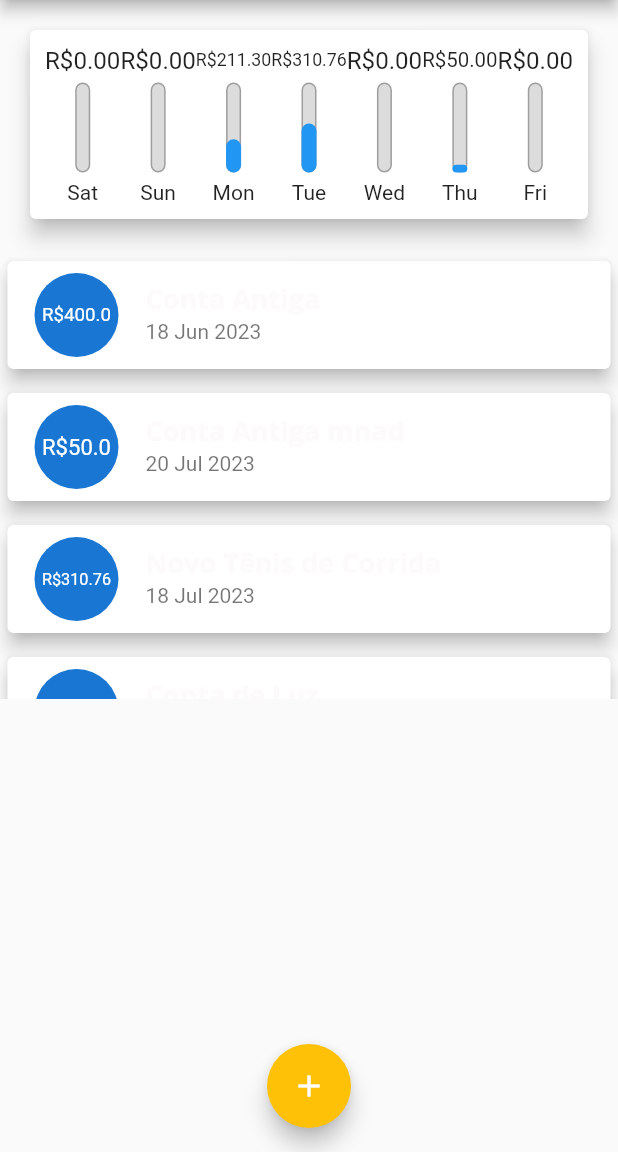
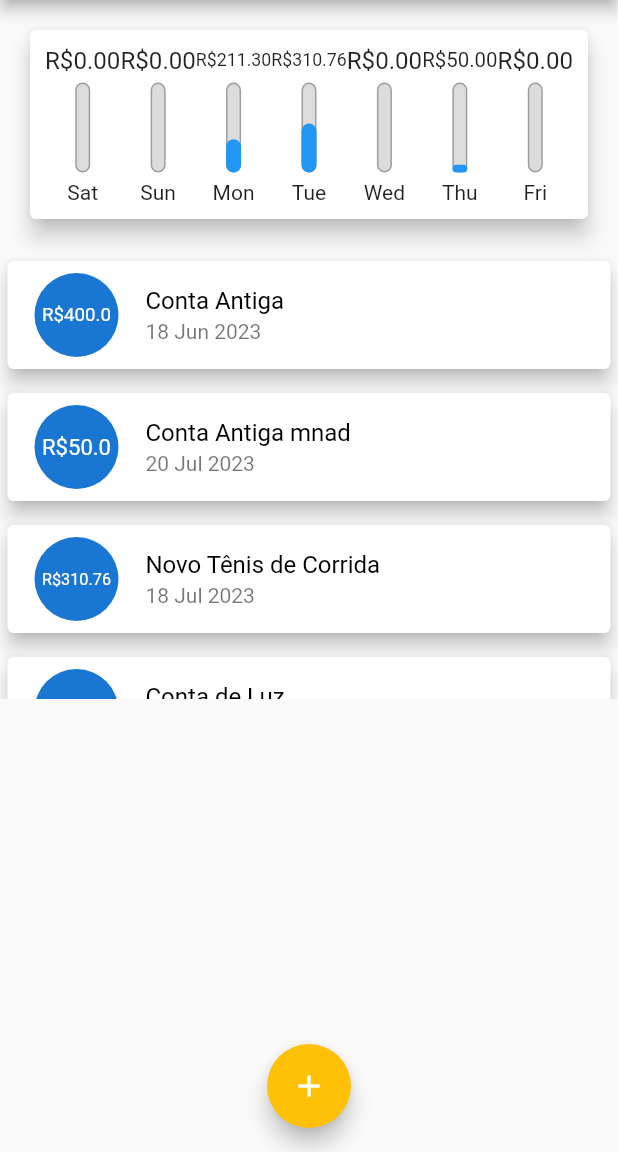
Before and after one commit to Felipealvesnn/flutter_estudos, a Flutter app: the screen it shows after launch, on a phone screen of 412 x 824 dp, the part 84-1236 px from its top. Run offline on Flutter 3.47's test engine with Material 2 defaults, Android fonts, the light colour scheme and no system bars.

```diff
--- a/projeto_gastos/lib/components/transaction_list.dart
+++ b/projeto_gastos/lib/components/transaction_list.dart
@@ -54,7 +54,10 @@ class TransactionList extends StatelessWidget {
                     ),
                     title: Text(
                       tr.title!,
-                      style: Theme.of(context).textTheme.titleLarge,
+                      style: const TextStyle(
+                        // fontWeight: FontWeight.bold,
+                        color: Color.fromRGBO(0, 0, 0, 1)
+                      )
                     ),
                     subtitle: Text(
                       DateFormat('d MMM y').format(tr.date!),
--- a/projeto_gastos/lib/main.dart
+++ b/projeto_gastos/lib/main.dart
@@ -22,13 +22,13 @@ class ExpensesApp extends StatelessWidget {
           secondary: Colors.amber,
         ),
         textTheme: tema.textTheme.copyWith(
-          titleLarge : const TextStyle(
+          titleLarge: const TextStyle(
             fontFamily: 'OpenSans',
             fontSize: 18,
             fontWeight: FontWeight.bold,
             color: Color.fromARGB(255, 252, 250, 250),
           ),
-          labelLarge :TextStyle(
+          labelLarge: TextStyle(
             fontFamily: 'OpenSans',
             fontSize: 18,
             fontWeight: FontWeight.bold,
@@ -62,7 +62,7 @@ class _MyHomePageState extends State<MyHomePage> {
       value: 400.00,
       date: DateTime.now().subtract(const Duration(days: 33)),
     ),
-       Transaction(
+    Transaction(
       id: 't3',
       title: 'Conta Antiga mnad',
       value: 50.00,
```
Also changed, not shown: projeto_gastos/lib/components/transaction_form.dart (+28 -2 lines).
